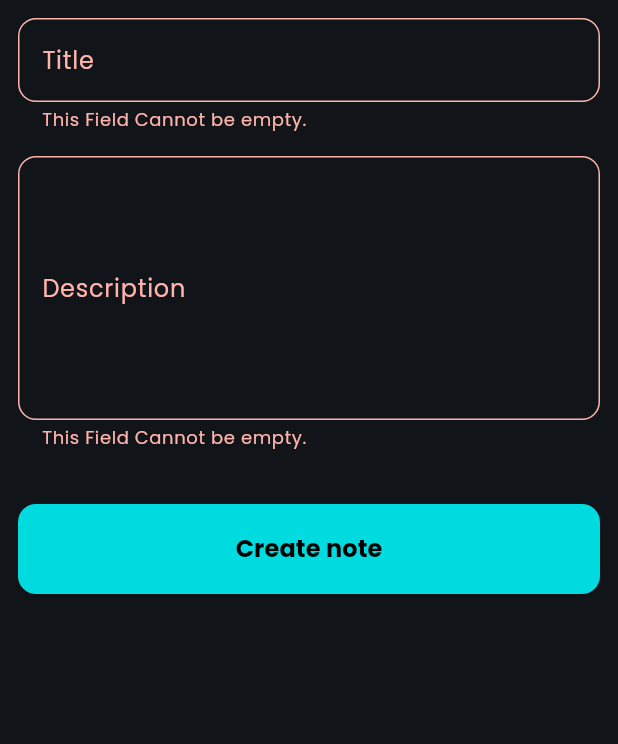
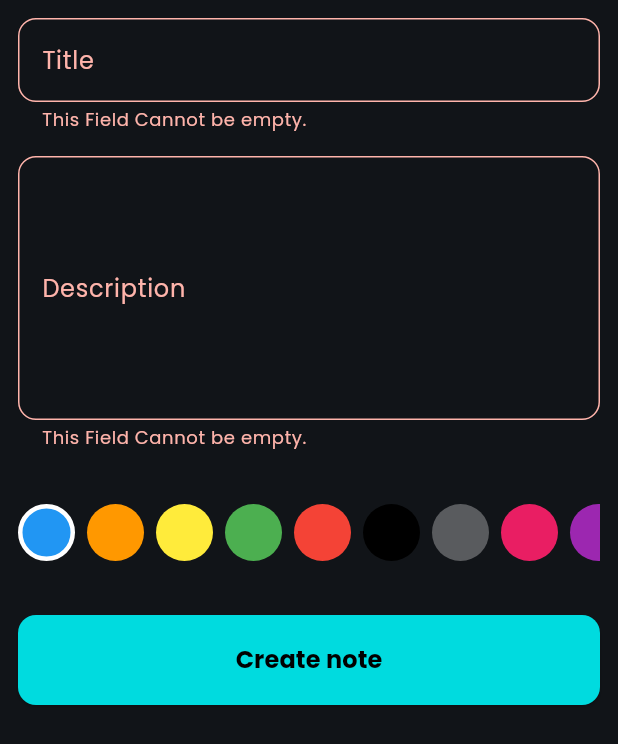
Before and after one commit to SidahmedBelkadi/flutter_notes_app_with_hive, a Flutter app: the AddNoteForm widget shown alone on an empty page, opened directly, after a tap on "Create note", on a phone screen of 412 x 824 dp. Shown: the top 744 px of the screen. Run offline on Flutter 3.47's test engine with Material 3 defaults, Android fonts, the phone set to English and light mode, and no system bars; our stand-ins replace bloc, equatable, flutter_bloc, hive, hive_flutter; accounts and stored records are empty.

Commit message:
Add ColorsListView that allow user to choose note color.

```diff
--- a/lib/screens/widgets/add_note_form.dart
+++ b/lib/screens/widgets/add_note_form.dart
@@ -5,6 +5,7 @@ import 'package:notes_app_hive_db/core/helpers/snackbar.dart';
 import 'package:notes_app_hive_db/cubits/add_note/add_note_cubit.dart';
 import 'package:notes_app_hive_db/cubits/get_notes/get_notes_cubit.dart';
 import 'package:notes_app_hive_db/models/note_model.dart';
+import 'package:notes_app_hive_db/screens/widgets/colors_list_view.dart';
 
 import 'add_note_form_button.dart';
 import 'custom_text_form_field.dart';
@@ -57,18 +58,10 @@ class _AddNoteFormState extends State<AddNoteForm> {
                     maxLines: 6,
                   ),
                   const SizedBox(height: 36),
+                  const ColorsListView(),
+                  const SizedBox(height: 36),
                   CustomAddNoteFormElevatedButton(
-                    onPressed: () {
-                      if (addNoteFormKey.currentState!.validate()) {
-                        final noteModel = NoteModel(
-                          title: titleTextEditingController.text.trim(),
-                          description: descriptionTextEditingController.text.trim(),
-                          date: DateTime.now().toString(),
-                          color: Colors.blue.value,
-                        );
-                        context.read<AddNoteCubit>().addNote(noteModel);
-                      }
-                    },
+                    onPressed: () => _validateAndAddNewNote(),
                     child: state is AddNoteLoadingState
                         ? const SizedBox(
                             height: 24,
@@ -94,4 +87,16 @@ class _AddNoteFormState extends State<AddNoteForm> {
       },
     );
   }
+
+  _validateAndAddNewNote() {
+    if (addNoteFormKey.currentState!.validate()) {
+      final noteModel = NoteModel(
+        title: titleTextEditingController.text.trim(),
+        description: descriptionTextEditingController.text.trim(),
+        date: DateTime.now().toString(),
+        color: Colors.blue.value,
+      );
+      context.read<AddNoteCubit>().addNote(noteModel);
+    }
+  }
 }
--- /dev/null
+++ b/lib/screens/widgets/color_picker_item.dart
@@ -0,0 +1,29 @@
+import 'package:flutter/material.dart';
+
+class ColorPickerItem extends StatelessWidget {
+  final bool isSelected;
+  final Color color;
+  final void Function()? onTap;
+  const ColorPickerItem({
+    super.key,
+    required this.isSelected,
+    required this.color,
+    this.onTap,
+  });
+
+  @override
+  Widget build(BuildContext context) {
+    return GestureDetector(
+      onTap: onTap,
+      child: Container(
+        height: 38,
+        width: 38,
+        decoration: BoxDecoration(
+          color: color,
+          border: isSelected ? Border.all(color: Colors.white, width: 3) : null,
+          borderRadius: BorderRadius.circular(32),
+        ),
+      ),
+    );
+  }
+}
--- /dev/null
+++ b/lib/screens/widgets/colors_list_view.dart
@@ -0,0 +1,50 @@
+import 'package:flutter/material.dart';
+import 'package:notes_app_hive_db/screens/widgets/color_picker_item.dart';
+
+class ColorsListView extends StatefulWidget {
+  const ColorsListView({super.key});
+
+  @override
+  State<ColorsListView> createState() => _ColorsListViewState();
+}
+
+int currentSelectedIndex = 0;
+const List<Color> colors = [
+  Colors.blue,
+  Colors.orange,
+  Colors.yellow,
+  Colors.green,
+  Colors.red,
+  Colors.black,
+  Colors.white30,
+  Colors.pink,
+  Colors.purple,
+  Colors.grey,
+  Colors.amber,
+];
+
+class _ColorsListViewState extends State<ColorsListView> {
+  @override
+  Widget build(BuildContext context) {
+    return Center(
+      child: SizedBox(
+        height: 38,
+        child: ListView.separated(
+          scrollDirection: Axis.horizontal,
+          shrinkWrap: true,
+          itemCount: colors.length,
+          itemBuilder: (_, index) => ColorPickerItem(
+            isSelected: currentSelectedIndex == index,
+            color: colors[index],
+            onTap: () {
+              setState(() {
+                currentSelectedIndex = index;
+              });
+            },
+          ),
+          separatorBuilder: (_, __) => const SizedBox(width: 8),
+        ),
+      ),
+    );
+  }
+}
--- a/lib/screens/widgets/edit_note_screen_body.dart
+++ b/lib/screens/widgets/edit_note_screen_body.dart
@@ -38,17 +38,7 @@ class _EditNoteScreenBodyState extends State<EditNoteScreenBody> {
             CustomAppBar(
               title: "Edit Note",
               icon: Icons.check,
-              onPressed: () {
-                if (editNoteFormKey.currentState!.validate() &&
-                    (widget.note.title != titleTextEditingController.text.trim() ||
-                        widget.note.description != descriptionTextEditingController.text.trim())) {
-                  widget.note.title = titleTextEditingController.text.trim();
-                  widget.note.description = descriptionTextEditingController.text.trim();
-                  widget.note.save();
-                  BlocProvider.of<GetNotesCubit>(context).fetchNotes();
-                  Navigator.pop(context);
-                }
-              },
+              onPressed: () => _validateAndUpdateNote(),
             ),
             Form(
               key: editNoteFormKey,
@@ -73,4 +63,16 @@ class _EditNoteScreenBodyState extends State<EditNoteScreenBody> {
       ),
     );
   }
+
+  _validateAndUpdateNote() {
+    if (editNoteFormKey.currentState!.validate() &&
+        (widget.note.title != titleTextEditingController.text.trim() ||
+            widget.note.description != descriptionTextEditingController.text.trim())) {
+      widget.note.title = titleTextEditingController.text.trim();
+      widget.note.description = descriptionTextEditingController.text.trim();
+      widget.note.save();
+      BlocProvider.of<GetNotesCubit>(context).fetchNotes();
+      Navigator.pop(context);
+    }
+  }
 }
```
